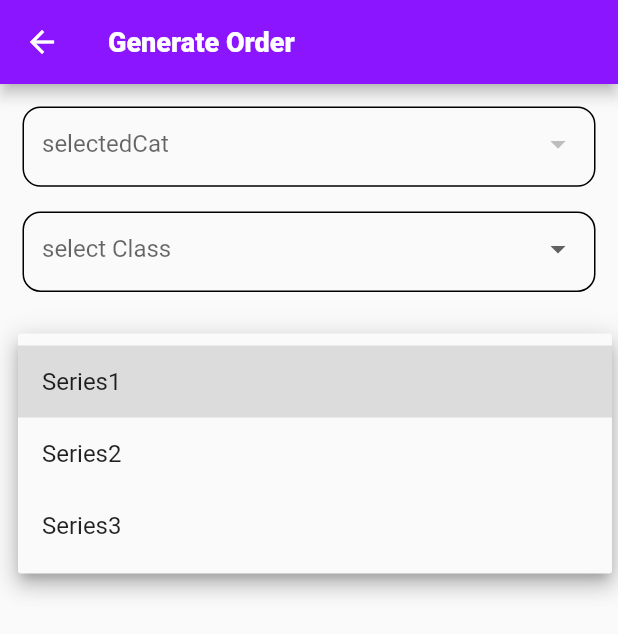
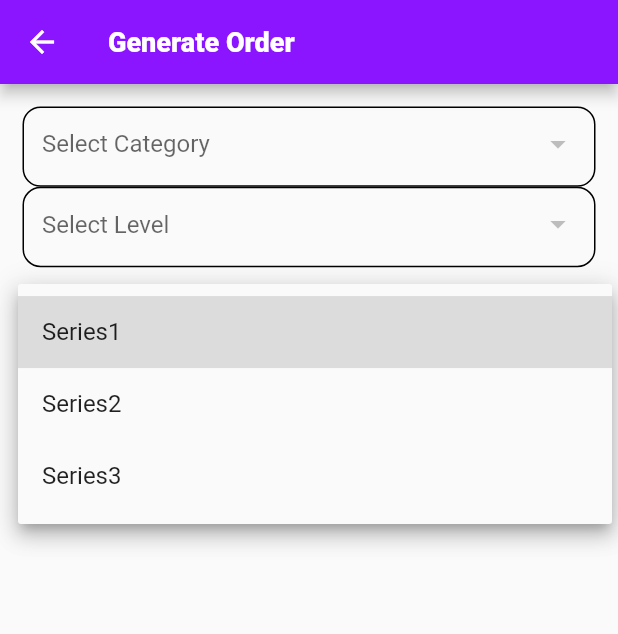
Before and after one commit to HamzaAmjad123/e_commerce, a Flutter app: the HomeScreen screen opened directly, after a tap on "select Series", on a phone screen of 412 x 824 dp. Shown: the top 634 px of the screen. Run offline on Flutter 3.47's test engine with Material 2 defaults, Android fonts, the phone set to English and light mode, and no system bars; our stand-ins replace shared_preferences; accounts and stored records are empty; network calls fail.

Commit message:
update sunday

```diff
--- a/lib/configs/api_urls.dart
+++ b/lib/configs/api_urls.dart
@@ -2,3 +2,4 @@
 const String baseUrl="https://pos.impliessolutions.com/api/";
 const String loginUrl=baseUrl + "Authenticate/login";
 const String getCatUrl=baseUrl+ "ItemType/getList";
+const String getLevelUrl=baseUrl+ "Level/getList";
--- a/lib/helper_services/custom_post_request_service.dart
+++ b/lib/helper_services/custom_post_request_service.dart
@@ -4,14 +4,18 @@ import 'dart:convert';
 import 'dart:developer';
 
 import 'package:e_commerce/helper_services/custom_snackbar.dart';
+import 'package:e_commerce/service/local_storage_service.dart';
 import 'package:flutter/material.dart';
 import 'package:http/http.dart'as http;
 class PostRequestService{
   Future httpPostRequest({required String url,required Map body,required BuildContext context})async{
     print("post request url $url");
     try{
+
+      String token=await LocalStorageServices().getToken();
       var headers={
-        "Content-Type":"application/json; charset=utf-8"
+        "Content-Type":"application/json; charset=utf-8",
+        "authorization": "Bearer $token"
       };
       http.Response response=await http.post(Uri.parse(url),body: json.encode(body),headers: headers);
       print("post response status code ${response.statusCode}");
--- a/lib/main.dart
+++ b/lib/main.dart
@@ -1,4 +1,5 @@
 import 'package:e_commerce/provider/category_provider.dart';
+import 'package:e_commerce/provider/level_provider.dart';
 import 'package:e_commerce/provider/user_data_provider.dart';
 
 import 'package:e_commerce/screens/login_screen.dart';
@@ -18,7 +19,8 @@ class MyApp extends StatelessWidget {
     return MultiProvider(
       providers: [
         ChangeNotifierProvider(create: (context)=>UserDataProvider()),
-        ChangeNotifierProvider(create: (context)=>CategoriesProvider())
+        ChangeNotifierProvider(create: (context)=>CategoriesProvider()),
+        ChangeNotifierProvider(create: (context)=>LevelProvider())
       ],
       child: MaterialApp(
         title: 'Flutter Demo',
--- /dev/null
+++ b/lib/model/level_model.dart
@@ -0,0 +1,67 @@
+class LevelModel {
+  List<Level>? result;
+
+  LevelModel({this.result});
+
+  LevelModel.fromJson(Map<String, dynamic> json) {
+    if (json['result'] != null) {
+      result = <Level>[];
+      json['result'].forEach((v) {
+        result!.add(new Level.fromJson(v));
+      });
+    }
+  }
+
+  Map<String, dynamic> toJson() {
+    final Map<String, dynamic> data = new Map<String, dynamic>();
+    if (this.result != null) {
+      data['result'] = this.result!.map((v) => v.toJson()).toList();
+    }
+    return data;
+  }
+}
+
+class Level {
+  int? levelId;
+  String? name;
+  int? tenantId;
+  Null? tenant;
+  Null? createdBy;
+  String? createdDate;
+  Null? updatedBy;
+  Null? updatedDate;
+
+  Level(
+      {this.levelId,
+        this.name,
+        this.tenantId,
+        this.tenant,
+        this.createdBy,
+        this.createdDate,
+        this.updatedBy,
+        this.updatedDate});
+
+  Level.fromJson(Map<String, dynamic> json) {
+    levelId = json['levelId'];
+    name = json['name'];
+    tenantId = json['tenantId'];
+    tenant = json['tenant'];
+    createdBy = json['createdBy'];
+    createdDate = json['createdDate'];
+    updatedBy = json['updatedBy'];
+    updatedDate = json['updatedDate'];
+  }
+
+  Map<String, dynamic> toJson() {
+    final Map<String, dynamic> data = new Map<String, dynamic>();
+    data['levelId'] = this.levelId;
+    data['name'] = this.name;
+    data['tenantId'] = this.tenantId;
+    data['tenant'] = this.tenant;
+    data['createdBy'] = this.createdBy;
+    data['createdDate'] = this.createdDate;
+    data['updatedBy'] = this.updatedBy;
+    data['updatedDate'] = this.updatedDate;
+    return data;
+  }
+}
--- a/lib/provider/category_provider.dart
+++ b/lib/provider/category_provider.dart
@@ -8,6 +8,8 @@ class CategoriesProvider extends ChangeNotifier{
   List<Category>? myCat=[];
   updateCat({List<Category>? newCat}){
     myCat=newCat;
+    print("my Cat ${myCat!.length}");
+    print(myCat);
     notifyListeners();
   }
 }
--- /dev/null
+++ b/lib/provider/level_provider.dart
@@ -0,0 +1,18 @@
+import 'package:flutter/material.dart';
+
+import '../model/level_model.dart';
+
+class LevelProvider extends ChangeNotifier {
+  List<Level>?myLevel=[];
+
+  updateClassLevel({List<Level>? newLevel}) {
+    myLevel = newLevel;
+
+    print("my level ${myLevel!.length}");
+
+    print(myLevel!.length);
+    print(myLevel);
+
+    notifyListeners();
+  }
+}
--- a/lib/screens/home_screen.dart
+++ b/lib/screens/home_screen.dart
@@ -2,7 +2,9 @@ import 'package:e_commerce/configs/color.dart';
 import 'package:e_commerce/configs/text_style.dart';
 import 'package:e_commerce/helper_services/custom_loader.dart';
 import 'package:e_commerce/provider/category_provider.dart';
+import 'package:e_commerce/provider/level_provider.dart';
 import 'package:e_commerce/service/categories_service.dart';
+import 'package:e_commerce/service/level_services.dart';
 import 'package:flutter/cupertino.dart';
 import 'package:flutter/material.dart';
 import 'package:provider/provider.dart';
@@ -19,15 +21,27 @@ class _HomeScreenState extends State<HomeScreen> {
   late double width;
 
   int? selectedCat;
-  List<String> catList=["1","2","3"];
-  String selectClasses="select Class";
-  List<String> classesList=["class1","class2","class3"];
+  @override
+  void updateCat(int value){
+    setState(() {
+      selectedCat = value;
+    });
+  }
+  int? selectedLevel;
+  @override
+  void updateLevel(int value){
+    setState(() {
+      selectedLevel = value;
+    });
+  }
+
   String selectSeries="select Series";
   List<String> seriesList=["Series1","Series2","Series3"];
 
   _getServices()async{
     CustomLoader.showLoader(context: context);
-   await CategoriesService().getCategory(context: context);
+   await CategoriesService().getCategory(context: context, tenatId: 0,skip: 0,take: 6);
+   await LevelService().getLevel(context: context);
     CustomLoader.hideLoader(context);
   }
   @override
@@ -88,21 +102,29 @@ class _HomeScreenState extends State<HomeScreen> {
                child: DropdownButton(
                    isExpanded: true,
                    underline: SizedBox(),
-                   hint: Text("selectedCat"),
+                   hint: Text("Select Category"),
+                   value: selectedCat,
+                   onChanged: (int? newValue) {
+
+                     if(updateCat != null){
+                       updateCat(newValue!);
+                       setState(() {
+
+                       });
+                     }
+                     print("Selected Category $selectedCat");
+                   },
                    items: cat.myCat!.map((item){
                      return DropdownMenuItem(
                        value: item.itemTypeId,
                        child: Text(item.name!),
                      );
                    }).toList(),
-                   onChanged: (int? value){
-                 selectedCat !=null?selectedCat=value!:selectedCat;
-                 setState((){});
-               }),
+                 ),
              );
            }),
-           Container(
-             margin: EdgeInsets.symmetric(vertical: height*.020),
+           Consumer<LevelProvider>(builder: (context,level,_){
+             return Container(
                height: height*.065,
                padding: EdgeInsets.symmetric(horizontal: 12.0),
                decoration: BoxDecoration(
@@ -114,17 +136,28 @@ class _HomeScreenState extends State<HomeScreen> {
                child: DropdownButton(
                  isExpanded: true,
                  underline: SizedBox(),
-                 hint: Text(selectClasses),
-                 items: classesList.map((item){
+                 hint: Text("Select Level"),
+                 value: selectedLevel,
+                 onChanged: (int? newValue) {
+
+                   if(updateLevel != null){
+                     updateLevel(newValue!);
+                     setState(() {
+
+                     });
+                   }
+                   print("Selected Category $selectedCat");
+                 },
+                 items: level.myLevel!.map((item){
                    return DropdownMenuItem(
-                     value: item,
-                     child: Text(item),
+                     value: item.levelId,
+                     child: Text(item.name!),
                    );
-                 }).toList(), onChanged: (String? value){
-               selectClasses=value!;
-               setState((){});
+                 }).toList(),
+               ),
+             );
            }),
-           ),
+
            Container(
              margin: EdgeInsets.symmetric(vertical: height*.020),
              height: height*.065,
--- a/lib/screens/login_screen.dart
+++ b/lib/screens/login_screen.dart
@@ -104,9 +104,9 @@ class SigInWidget extends StatefulWidget {
 }
 
 class _SigInWidgetState extends State<SigInWidget> {
-  TextEditingController _userCont = TextEditingController(text: "super.admin");
+  TextEditingController _userCont = TextEditingController(text: "admin");
   TextEditingController _passwordCont =
-      TextEditingController(text: "SuperAdmin@123!");
+      TextEditingController(text: "admin");
   FocusNode _userFocus = FocusNode();
   FocusNode _passwordFocus = FocusNode();
   String selectedRadio = '';
--- a/lib/service/categories_service.dart
+++ b/lib/service/categories_service.dart
@@ -1,6 +1,7 @@
 
 
 import 'package:e_commerce/helper_services/custom_get_request_service.dart';
+import 'package:e_commerce/helper_services/custom_post_request_service.dart';
 import 'package:e_commerce/model/categories_model.dart';
 import 'package:e_commerce/provider/category_provider.dart';
 import 'package:flutter/cupertino.dart';
@@ -10,9 +11,10 @@ import '../configs/api_urls.dart';
 
 
 class CategoriesService{
-  Future getCategory({required BuildContext context})async{
+  Future getCategory({required BuildContext context,required int tenatId,required int take,required int skip})async{
     try{
-      var res=await GetRequestService().httpGetRequest(url: getCatUrl, context: context);
+      Map? _body={"tenantId":tenatId,"take":take,"skip":skip};
+      var res=await PostRequestService().httpPostRequest(url: getCatUrl, body: _body, context: context);
       if(res !=null){
         CategoriesModel categories=CategoriesModel.fromJson(res);
         Provider.of<CategoriesProvider>(context,listen: false).updateCat(
--- /dev/null
+++ b/lib/service/level_services.dart
@@ -0,0 +1,55 @@
+
+
+import 'dart:convert';
+
+import 'package:e_commerce/configs/api_urls.dart';
+import 'package:e_commerce/helper_services/custom_post_request_service.dart';
+import 'package:e_commerce/model/level_model.dart';
+import 'package:e_commerce/provider/level_provider.dart';
+import 'package:flutter/cupertino.dart';
+import 'package:provider/provider.dart';
+
+import 'package:http/http.dart'as http;
+
+import 'local_storage_service.dart';
+class LevelService{
+  Future getLevel({required BuildContext context})async{
+    try{
+      String token=await LocalStorageServices().getToken();
+      var headers={
+        "Content-Type":"application/json; charset=utf-8",
+        "authorization": "Bearer $token"
+      };
+      http.Response response=await http.post(Uri.parse(getLevelUrl),headers: headers);
+      print("response status code ${response.statusCode}");
+      print("get request body ${response.body}");
+      // LevelModel levelModel=LevelModel.fromJson(json.decode(response.body));
+      List<Level> levelModel = (json.decode(response.body)).map<Level>((m )=> Level.fromJson(m)).toList();
+      if(response.statusCode==200){
+        Provider.of<LevelProvider>(context,listen: false).updateClassLevel(
+            newLevel: levelModel);
+        return true;
+      }
+      else{
+        return false;
+      }
+
+    }
+        catch(err){
+      print("exception in level service $err");
+      return false;
+        }
+  }
+}
+// Map _body={};
+// var res=await PostRequestService().httpPostRequest(url: getLevelUrl, body: _body, context: context);
+// if(res !=null){
+// LevelModel levelModel=LevelModel.fromJson(res);
+// Provider.of<LevelProvider>(context,listen: false).updateClassLevel(
+// newLevel: levelModel.result
+// );
+// return true;
+// }
+// else{
+// return false;
+// }
--- /dev/null
+++ b/lib/service/local_storage_service.dart
@@ -0,0 +1,16 @@
+import 'package:shared_preferences/shared_preferences.dart';
+
+class LocalStorageServices{
+
+  Future saveToken(String token)async{
+    SharedPreferences prefs=await SharedPreferences.getInstance();
+    prefs.setString('token', token);
+    return true;
+  }
+  Future getToken() async{
+    SharedPreferences prefs=await SharedPreferences.getInstance();
+    String? token = await prefs.getString('token');
+    return token;
+  }
+
+}
--- a/pubspec.yaml
+++ b/pubspec.yaml
@@ -36,6 +36,7 @@ dependencies:
   cupertino_icons: ^1.0.2
   http: ^0.13.4
   provider: ^6.0.3
+  shared_preferences: ^2.0.15
 
 dev_dependencies:
   flutter_test:
```
Also changed, not shown: lib/service/login_api_service.dart (+6 -0 lines), pubspec.lock. Lines whose indentation alone changed are shown as unchanged.
